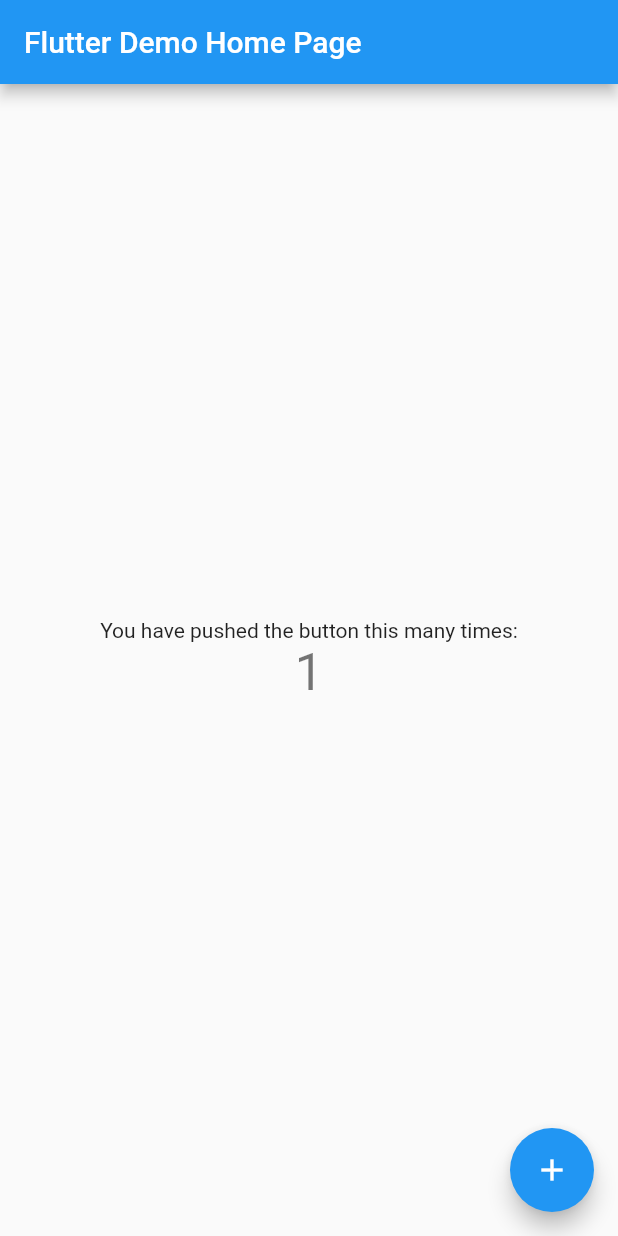
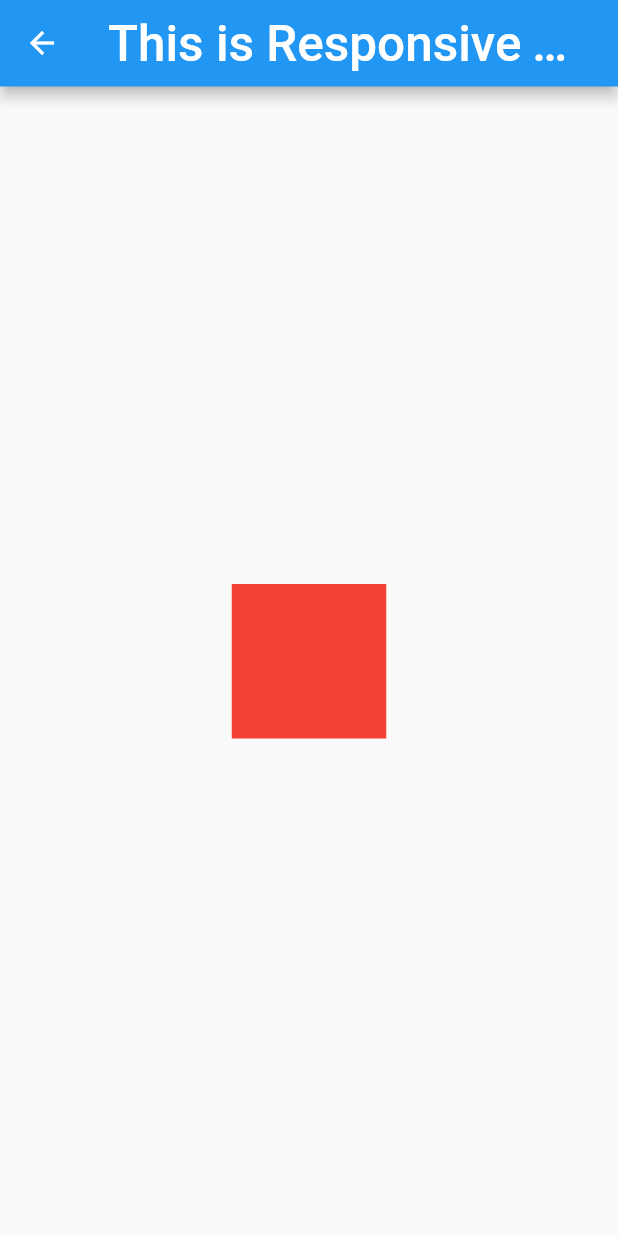
Before and after one commit to souravgopal25/responsive_flutter_app, a Flutter app: the screen it shows after launch, after a tap on the "add" icon, on a phone screen of 412 x 824 dp. Run offline on Flutter 3.47's test engine with Material 2 defaults, Android fonts, the phone set to English and light mode, and no system bars; network calls fail.

Commit message:
sizeConfig added

```diff
--- a/lib/main.dart
+++ b/lib/main.dart
@@ -1,4 +1,6 @@
 import 'package:flutter/material.dart';
+import 'package:responsive_flutter_app/page1.dart';
+import 'package:responsive_flutter_app/sizeConfig.dart';
 
 void main() {
   runApp(MyApp());
@@ -8,25 +10,22 @@ class MyApp extends StatelessWidget {
   // This widget is the root of your application.
   @override
   Widget build(BuildContext context) {
+    return LayoutBuilder(
+      builder: (context, constrains) {
+        return OrientationBuilder(
+          builder: (context, orientation) {
+            SizeConfig().init(constrains, orientation);
             return MaterialApp(
               title: 'Flutter Demo',
               theme: ThemeData(
-        // This is the theme of your application.
-        //
-        // Try running your application with "flutter run". You'll see the
-        // application has a blue toolbar. Then, without quitting the app, try
-        // changing the primarySwatch below to Colors.green and then invoke
-        // "hot reload" (press "r" in the console where you ran "flutter run",
-        // or simply save your changes to "hot reload" in a Flutter IDE).
-        // Notice that the counter didn't reset back to zero; the application
-        // is not restarted.
                 primarySwatch: Colors.blue,
-        // This makes the visual density adapt to the platform that you run
-        // the app on. For desktop platforms, the controls will be smaller and
-        // closer together (more dense) than on mobile platforms.
                 visualDensity: VisualDensity.adaptivePlatformDensity,
               ),
               home: MyHomePage(title: 'Flutter Demo Home Page'),
+            );
+          },
+        );
+      },
     );
   }
 }
@@ -34,14 +33,6 @@ class MyApp extends StatelessWidget {
 class MyHomePage extends StatefulWidget {
   MyHomePage({Key key, this.title}) : super(key: key);
 
-  // This widget is the home page of your application. It is stateful, meaning
-  // that it has a State object (defined below) that contains fields that affect
-  // how it looks.
-
-  // This class is the configuration for the state. It holds the values (in this
-  // case the title) provided by the parent (in this case the App widget) and
-  // used by the build method of the State. Fields in a Widget subclass are
-  // always marked "final".
 
   final String title;
 
@@ -65,50 +56,40 @@ class _MyHomePageState extends State<MyHomePage> {
 
   @override
   Widget build(BuildContext context) {
-    // This method is rerun every time setState is called, for instance as done
-    // by the _incrementCounter method above.
-    //
-    // The Flutter framework has been optimized to make rerunning build methods
-    // fast, so that you can just rebuild anything that needs updating rather
-    // than having to individually change instances of widgets.
+
     return Scaffold(
       appBar: AppBar(
-        // Here we take the value from the MyHomePage object that was created by
-        // the App.build method, and use it to set our appbar title.
+
         title: Text(widget.title),
       ),
       body: Center(
-        // Center is a layout widget. It takes a single child and positions it
-        // in the middle of the parent.
+
         child: Column(
-          // Column is also a layout widget. It takes a list of children and
-          // arranges them vertically. By default, it sizes itself to fit its
-          // children horizontally, and tries to be as tall as its parent.
-          //
-          // Invoke "debug painting" (press "p" in the console, choose the
-          // "Toggle Debug Paint" action from the Flutter Inspector in Android
-          // Studio, or the "Toggle Debug Paint" command in Visual Studio Code)
-          // to see the wireframe for each widget.
-          //
-          // Column has various properties to control how it sizes itself and
-          // how it positions its children. Here we use mainAxisAlignment to
-          // center the children vertically; the main axis here is the vertical
-          // axis because Columns are vertical (the cross axis would be
-          // horizontal).
+
           mainAxisAlignment: MainAxisAlignment.center,
+          mainAxisSize: MainAxisSize.min,
           children: <Widget>[
             Text(
               'You have pushed the button this many times:',
+              style: TextStyle(fontSize: SizeConfig.textMultiplier * 2.5),
             ),
+            Image.network(
+              "https://images.unsplash.com/photo-1607877742661-1fe8885f8275?ixid=MXwxMjA3fDB8MHxlZGl0b3JpYWwtZmVlZHwxMnx8fGVufDB8fHw%3D&ixlib=rb-1.2.1&auto=format&fit=crop&w=600&q=60",
+              width:SizeConfig.imageSizeMultiplier*80, height:SizeConfig.imageSizeMultiplier*100,),
             Text(
               '$_counter',
-              style: Theme.of(context).textTheme.headline4,
+              style: TextStyle(
+                fontSize: SizeConfig.textMultiplier*4
+              ),
+
             ),
           ],
         ),
       ),
       floatingActionButton: FloatingActionButton(
-        onPressed: _incrementCounter,
+        onPressed:(){
+          Navigator.push(context, MaterialPageRoute(builder:(context)=>Page1()));
+        },
         tooltip: 'Increment',
         child: Icon(Icons.add),
       ), // This trailing comma makes auto-formatting nicer for build methods.
--- /dev/null
+++ b/lib/page1.dart
@@ -0,0 +1,22 @@
+import 'package:flutter/material.dart';
+import 'package:responsive_flutter_app/sizeConfig.dart';
+
+class Page1 extends StatelessWidget {
+  @override
+  Widget build(BuildContext context) {
+    return Scaffold(
+      appBar: AppBar(
+        toolbarHeight: SizeConfig.heightMultiplier*7,
+        title: Text("This is Responsive Text",style: TextStyle(fontSize: SizeConfig.textMultiplier*4.0),),
+        centerTitle: true,
+      ),
+      body: Center(
+        child: Container(
+          color: Colors.red,
+          width: SizeConfig.widthMultiplier*25,
+          height: SizeConfig.widthMultiplier*25,
+        ),
+      ),
+    );
+  }
+}
--- /dev/null
+++ b/lib/sizeConfig.dart
@@ -0,0 +1,43 @@
+import 'package:flutter/cupertino.dart';
+
+class SizeConfig{
+  static double _screenWidth;
+  static double _screenHeight;
+  static double _blockSizeHorizontal=0;
+  static double _blockSizeVertical=0;
+
+  static double textMultiplier;
+  static double imageSizeMultiplier;
+  static double heightMultiplier;
+  static double widthMultiplier;
+  static bool isPortrait=true;
+  static bool isMobilePortrait=false;
+
+  void init(BoxConstraints constraints,Orientation orientation){
+    if(orientation==Orientation.portrait){
+      _screenWidth=constraints.maxWidth;
+      _screenHeight=constraints.maxHeight;
+      isPortrait=true;
+      if(_screenWidth<450){
+        isMobilePortrait=true;
+      }
+    }else{
+      _screenWidth=constraints.maxHeight;
+      _screenHeight=constraints.maxWidth;
+      isPortrait=false;
+      isMobilePortrait=false;
+    }
+    _blockSizeHorizontal=_screenWidth/100;
+    _blockSizeVertical=_screenHeight/100;
+
+    textMultiplier=_blockSizeVertical;
+    imageSizeMultiplier=_blockSizeHorizontal;
+    heightMultiplier=_blockSizeVertical;
+    widthMultiplier=_blockSizeHorizontal;
+    print("Block Size Horizontal : $_blockSizeHorizontal");
+    print("Block Size Vertical : $_blockSizeVertical");
+
+  }
+
+
+}
```
Also changed, not shown: 1 other file. Lines whose indentation alone changed are shown as unchanged.
